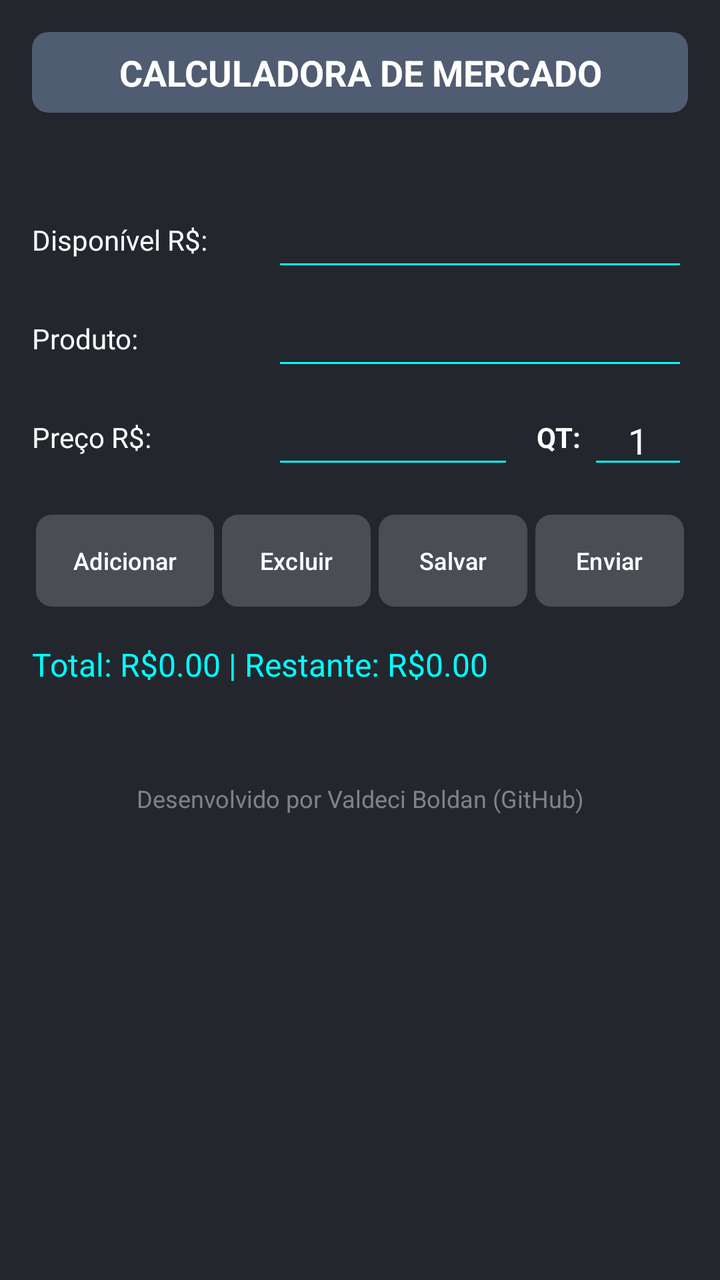
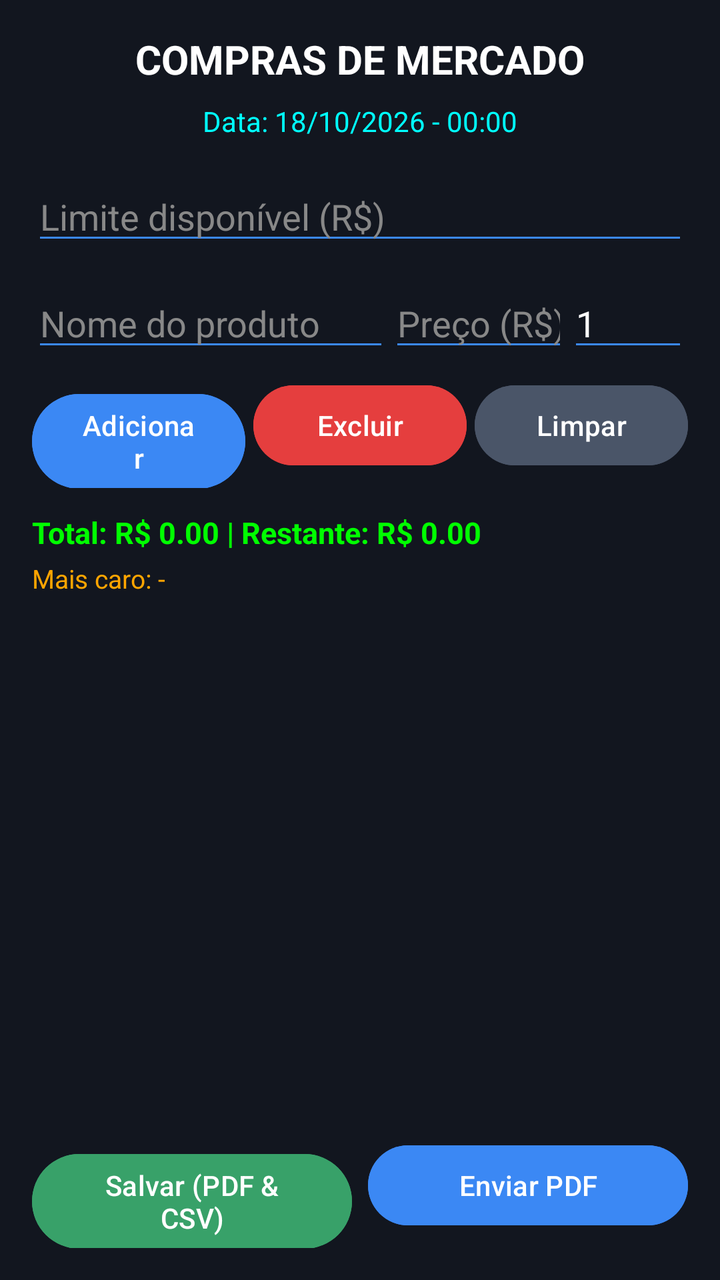

Screens rendered from an Android XML layout before and after an edit, with the pre-edit source and the edit as a unified diff.
<!-- AndroidManifest.xml: application theme Theme.CalculadoradeCompras -->
<!-- res/layout/fragment_mercado.xml -->
<?xml version="1.0" encoding="utf-8"?>
<ScrollView xmlns:android="http://schemas.android.com/apk/res/android"
    xmlns:app="http://schemas.android.com/apk/res-auto"
    android:layout_width="match_parent"
    android:layout_height="match_parent"
    android:background="#23272d"
    android:fillViewport="true">

    <LinearLayout
        android:layout_width="match_parent"
        android:layout_height="wrap_content"
        android:clipChildren="false"
        android:clipToPadding="false"
        android:orientation="vertical"
        android:padding="16dp">

        
        <com.google.android.material.card.MaterialCardView
            android:layout_width="match_parent"
            android:layout_height="wrap_content"
            android:layout_marginBottom="12dp"
            app:cardBackgroundColor="#505c71"
            app:cardCornerRadius="8dp"
            app:cardElevation="0dp"
            app:strokeWidth="0dp">

            <TextView
                android:layout_width="match_parent"
                android:layout_height="wrap_content"
                android:padding="8dp"
                android:text="CALCULADORA DE MERCADO"
                android:textAlignment="center"
                android:textColor="#FFFFFF"
                android:textSize="18sp"
                android:textStyle="bold" />

        </com.google.android.material.card.MaterialCardView>

        
        <TextView
            android:id="@+id/lblData"
            android:layout_width="match_parent"
            android:layout_height="wrap_content"
            android:layout_marginBottom="12dp"
            android:textColor="#FFFFFF"
            android:textSize="14sp" />

        
        <LinearLayout
            android:layout_width="match_parent"
            android:layout_height="wrap_content"
            android:layout_marginBottom="8dp"
            android:gravity="center_vertical"
            android:orientation="horizontal">

            <TextView
                android:layout_width="120dp"
                android:layout_height="wrap_content"
                android:text="Disponível R$:"
                android:textColor="#FFFFFF" />

            <EditText
                android:id="@+id/entLimite"
                android:layout_width="match_parent"
                android:layout_height="wrap_content"
                android:backgroundTint="#00FFFF"
                android:imeOptions="actionNext"
                android:inputType="numberDecimal"
                android:textColor="#FFFFFF" />
        </LinearLayout>

        
        <LinearLayout
            android:layout_width="match_parent"
            android:layout_height="wrap_content"
            android:layout_marginBottom="8dp"
            android:gravity="center_vertical"
            android:orientation="horizontal">

            <TextView
                android:layout_width="120dp"
                android:layout_height="wrap_content"
                android:text="Produto:"
                android:textColor="#FFFFFF" />

            <EditText
                android:id="@+id/entProduto"
                android:layout_width="match_parent"
                android:layout_height="wrap_content"
                android:backgroundTint="#00FFFF"
                android:imeOptions="actionNext"
                android:inputType="textCapSentences"
                android:textColor="#FFFFFF" />
        </LinearLayout>

        
        <LinearLayout
            android:layout_width="match_parent"
            android:layout_height="wrap_content"
            android:layout_marginBottom="16dp"
            android:gravity="center_vertical"
            android:orientation="horizontal">

            <TextView
                android:layout_width="120dp"
                android:layout_height="wrap_content"
                android:text="Preço R$:"
                android:textColor="#FFFFFF" />

            <EditText
                android:id="@+id/entPreco"
                android:layout_width="0dp"
                android:layout_height="wrap_content"
                android:layout_weight="1"
                android:backgroundTint="#00FFFF"
                android:imeOptions="actionNext"
                android:inputType="numberDecimal"
                android:textColor="#FFFFFF" />

            <TextView
                android:layout_width="wrap_content"
                android:layout_height="wrap_content"
                android:layout_marginStart="8dp"
                android:text=" QT: "
                android:textColor="#FFFFFF"
                android:textStyle="bold" />

            <EditText
                android:id="@+id/entQtd"
                android:layout_width="50dp"
                android:layout_height="wrap_content"
                android:backgroundTint="#00FFFF"
                android:imeOptions="actionDone"
                android:inputType="number"
                android:selectAllOnFocus="true"
                android:text="1"
                android:textAlignment="center"
                android:textColor="#FFFFFF" />
        </LinearLayout>

        
        <LinearLayout
            android:layout_width="match_parent"
            android:layout_height="wrap_content"
            android:layout_marginBottom="16dp"
            android:orientation="horizontal"
            android:padding="2dp">

            <com.google.android.material.button.MaterialButton
                android:id="@+id/btnAdd"
                android:layout_width="0dp"
                android:layout_height="46dp"
                android:layout_marginEnd="4dp"
                android:layout_weight="1.2"
                android:insetLeft="0dp"
                android:insetRight="0dp"
                android:insetTop="0dp"
                android:insetBottom="0dp"
                android:padding="2dp"
                android:text="Adicionar"
                android:textAllCaps="false"
                android:textColor="#FFFFFF"
                android:textSize="12sp"
                app:backgroundTint="#4A4E54"
                app:cornerRadius="8dp" />

            <com.google.android.material.button.MaterialButton
                android:id="@+id/btnExc"
                android:layout_width="0dp"
                android:layout_height="46dp"
                android:layout_marginEnd="4dp"
                android:layout_weight="1"
                android:insetLeft="0dp"
                android:insetRight="0dp"
                android:insetTop="0dp"
                android:insetBottom="0dp"
                android:padding="2dp"
                android:text="Excluir"
                android:textAllCaps="false"
                android:textColor="#FFFFFF"
                android:textSize="12sp"
                app:backgroundTint="#4A4E54"
                app:cornerRadius="8dp" />

            <com.google.android.material.button.MaterialButton
                android:id="@+id/btnSalvar"
                android:layout_width="0dp"
                android:layout_height="46dp"
                android:layout_marginEnd="4dp"
                android:layout_weight="1"
                android:insetLeft="0dp"
                android:insetRight="0dp"
                android:insetTop="0dp"
                android:insetBottom="0dp"
                android:padding="2dp"
                android:text="Salvar"
                android:textAllCaps="false"
                android:textColor="#FFFFFF"
                android:textSize="12sp"
                app:backgroundTint="#4A4E54"
                app:cornerRadius="8dp" />

            <com.google.android.material.button.MaterialButton
                android:id="@+id/btnEnviar"
                android:layout_width="0dp"
                android:layout_height="46dp"
                android:layout_weight="1"
                android:enabled="false"
                android:insetLeft="0dp"
                android:insetRight="0dp"
                android:insetTop="0dp"
                android:insetBottom="0dp"
                android:padding="2dp"
                android:text="Enviar"
                android:textAllCaps="false"
                android:textColor="#FFFFFF"
                android:textSize="12sp"
                app:backgroundTint="#4A4E54"
                app:cornerRadius="8dp" />
        </LinearLayout>

        
        <TextView
            android:id="@+id/lblStatus"
            android:layout_width="match_parent"
            android:layout_height="wrap_content"
            android:layout_marginBottom="8dp"
            android:text="Total: R$0.00 | Restante: R$0.00"
            android:textColor="#00ffff"
            android:textSize="16sp" />

        
        <LinearLayout
            android:id="@+id/boxLista"
            android:layout_width="match_parent"
            android:layout_height="wrap_content"
            android:orientation="vertical"
            android:padding="4dp" />

        
        <TextView
            android:id="@+id/tvFooter"
            android:layout_width="match_parent"
            android:layout_height="wrap_content"
            android:layout_marginTop="20dp"
            android:alpha="0.7"
            android:clickable="true"
            android:focusable="true"
            android:gravity="center"
            android:padding="12dp"
            android:text="Desenvolvido por Valdeci Boldan (GitHub)"
            android:textColor="#AAAAAA"
            android:textSize="12sp" />

    </LinearLayout>
</ScrollView>
<!-- resources referenced by this layout -->
<resources>
  <style name="Theme.CalculadoradeCompras" parent="Base.Theme.CalculadoradeCompras" />
  <style name="Base.Theme.CalculadoradeCompras" parent="Theme.Material3.DayNight.NoActionBar">
          
          
          
      </style>
</resources>

<!-- the commit's change to res/layout/fragment_mercado.xml (unified diff, before → after) -->
@@ -1,256 +1,185 @@
 <?xml version="1.0" encoding="utf-8"?>
-<ScrollView xmlns:android="http://schemas.android.com/apk/res/android"
-    xmlns:app="http://schemas.android.com/apk/res-auto"
+<LinearLayout xmlns:android="http://schemas.android.com/apk/res/android"
     android:layout_width="match_parent"
     android:layout_height="match_parent"
-    android:background="#23272d"
-    android:fillViewport="true">
+    android:orientation="vertical"
+    android:background="#12161F"
+    android:padding="16dp">
 
+    
+    <TextView
+        android:layout_width="wrap_content"
+        android:layout_height="wrap_content"
+        android:text="COMPRAS DE MERCADO"
+        android:textColor="#FFFFFF"
+        android:textSize="20sp"
+        android:textStyle="bold"
+        android:layout_gravity="center_horizontal"
+        android:layout_marginBottom="8dp" />
+
+    <TextView
+        android:id="@+id/lblData"
+        android:layout_width="wrap_content"
+        android:layout_height="wrap_content"
+        android:text="Data: 18/10/2026 - 00:00"
+        android:textColor="#00FFFF"
+        android:textSize="14sp"
+        android:layout_gravity="center_horizontal"
+        android:layout_marginBottom="16dp" />
+
+    
+    <EditText
+        android:id="@+id/entLimite"
+        android:layout_width="match_parent"
+        android:layout_height="wrap_content"
+        android:hint="Limite disponível (R$)"
+        android:inputType="numberDecimal"
+        android:textColor="#FFFFFF"
+        android:textColorHint="#888888"
+        android:backgroundTint="#3B88F4"
+        android:layout_marginBottom="12dp"
+        android:imeOptions="actionNext" />
+
+    
     <LinearLayout
         android:layout_width="match_parent"
         android:layout_height="wrap_content"
-        android:clipChildren="false"
-        android:clipToPadding="false"
-        android:orientation="vertical"
-        android:padding="16dp">
+        android:orientation="horizontal"
+        android:layout_marginBottom="8dp">
 
-        
-        <com.google.android.material.card.MaterialCardView
-            android:layout_width="match_parent"
+        <EditText
+            android:id="@+id/entProduto"
+            android:layout_width="0dp"
             android:layout_height="wrap_content"
-            android:layout_marginBottom="12dp"
-            app:cardBackgroundColor="#505c71"
-            app:cardCornerRadius="8dp"
-            app:cardElevation="0dp"
-            app:strokeWidth="0dp">
+            android:layout_weight="2"
+            android:hint="Nome do produto"
+            android:inputType="text"
+            android:textColor="#FFFFFF"
+            android:textColorHint="#888888"
+            android:backgroundTint="#3B88F4"
+            android:imeOptions="actionNext" />
 
-            <TextView
-                android:layout_width="match_parent"
-                android:layout_height="wrap_content"
-                android:padding="8dp"
-                android:text="CALCULADORA DE MERCADO"
-                android:textAlignment="center"
-                android:textColor="#FFFFFF"
-                android:textSize="18sp"
-                android:textStyle="bold" />
+        <EditText
+            android:id="@+id/entPreco"
+            android:layout_width="0dp"
+            android:layout_height="wrap_content"
+            android:layout_weight="1"
+            android:hint="Preço (R$)"
+            android:inputType="numberDecimal"
+            android:textColor="#FFFFFF"
+            android:textColorHint="#888888"
+            android:backgroundTint="#3B88F4"
+            android:imeOptions="actionNext" />
 
-        </com.google.android.material.card.MaterialCardView>
+        <EditText
+            android:id="@+id/entQtd"
+            android:layout_width="60dp"
+            android:layout_height="wrap_content"
+            android:hint="Qtd"
+            android:text="1"
+            android:inputType="number"
+            android:textColor="#FFFFFF"
+            android:textColorHint="#888888"
+            android:backgroundTint="#3B88F4"
+            android:imeOptions="actionDone" />
+    </LinearLayout>
 
-        
-        <TextView
-            android:id="@+id/lblData"
-            android:layout_width="match_parent"
+    
+    <LinearLayout
+        android:layout_width="match_parent"
+        android:layout_height="wrap_content"
+        android:orientation="horizontal"
+        android:layout_marginBottom="12dp">
+
+        <Button
+            android:id="@+id/btnAdicionar"
+            android:layout_width="0dp"
             android:layout_height="wrap_content"
-            android:layout_marginBottom="12dp"
+            android:layout_weight="1"
+            android:text="Adicionar"
+            android:backgroundTint="#3B88F4"
             android:textColor="#FFFFFF"
-            android:textSize="14sp" />
+            android:layout_marginEnd="4dp" />
 
-        
-        <LinearLayout
-            android:layout_width="match_parent"
+        <Button
+            android:id="@+id/btnRemover"
+            android:layout_width="0dp"
             android:layout_height="wrap_content"
-            android:layout_marginBottom="8dp"
-            android:gravity="center_vertical"
-            android:orientation="horizontal">
+            android:layout_weight="1"
+            android:text="Excluir"
+            android:backgroundTint="#E53E3E"
+            android:textColor="#FFFFFF"
+            android:layout_marginEnd="4dp" />
 
-            <TextView
-                android:layout_width="120dp"
-                android:layout_height="wrap_content"
-                android:text="Disponível R$:"
-                android:textColor="#FFFFFF" />
+        <Button
+            android:id="@+id/btnLimpar"
+            android:layout_width="0dp"
+            android:layout_height="wrap_content"
+            android:layout_weight="1"
+            android:text="Limpar"
+            android:backgroundTint="#4A5568"
+            android:textColor="#FFFFFF" />
+    </LinearLayout>
 
-            <EditText
-                android:id="@+id/entLimite"
-                android:layout_width="match_parent"
-                android:layout_height="wrap_content"
-                android:backgroundTint="#00FFFF"
-                android:imeOptions="actionNext"
-                android:inputType="numberDecimal"
-                android:textColor="#FFFFFF" />
-        </LinearLayout>
+    
+    <TextView
+        android:id="@+id/lblStatus"
+        android:layout_width="match_parent"
+        android:layout_height="wrap_content"
+        android:text="Total: R$ 0.00 | Restante: R$ 0.00"
+        android:textColor="#00FF00"
+        android:textSize="15sp"
+        android:textStyle="bold"
+        android:layout_marginBottom="4dp" />
 
-        
-        <LinearLayout
-            android:layout_width="match_parent"
-            android:layout_height="wrap_content"
-            android:layout_marginBottom="8dp"
-            android:gravity="center_vertical"
-            android:orientation="horizontal">
+    <TextView
+        android:id="@+id/lblItemMaisCaro"
+        android:layout_width="match_parent"
+        android:layout_height="wrap_content"
+        android:text="Mais caro: -"
+        android:textColor="#FFA500"
+        android:textSize="13sp"
+        android:layout_marginBottom="8dp" />
 
-            <TextView
-                android:layout_width="120dp"
-                android:layout_height="wrap_content"
-                android:text="Produto:"
-                android:textColor="#FFFFFF" />
+    
+    <ScrollView
+        android:layout_width="match_parent"
+        android:layout_height="0dp"
+        android:layout_weight="1"
+        android:layout_marginBottom="12dp">
 
-            <EditText
-                android:id="@+id/entProduto"
-                android:layout_width="match_parent"
-                android:layout_height="wrap_content"
-                android:backgroundTint="#00FFFF"
-                android:imeOptions="actionNext"
-                android:inputType="textCapSentences"
-                android:textColor="#FFFFFF" />
-        </LinearLayout>
-
-        
-        <LinearLayout
-            android:layout_width="match_parent"
-            android:layout_height="wrap_content"
-            android:layout_marginBottom="16dp"
-            android:gravity="center_vertical"
-            android:orientation="horizontal">
-
-            <TextView
-                android:layout_width="120dp"
-                android:layout_height="wrap_content"
-                android:text="Preço R$:"
-                android:textColor="#FFFFFF" />
-
-            <EditText
-                android:id="@+id/entPreco"
-                android:layout_width="0dp"
-                android:layout_height="wrap_content"
-                android:layout_weight="1"
-                android:backgroundTint="#00FFFF"
-                android:imeOptions="actionNext"
-                android:inputType="numberDecimal"
-                android:textColor="#FFFFFF" />
-
-            <TextView
-                android:layout_width="wrap_content"
-                android:layout_height="wrap_content"
-                android:layout_marginStart="8dp"
-                android:text=" QT: "
-                android:textColor="#FFFFFF"
-                android:textStyle="bold" />
-
-            <EditText
-                android:id="@+id/entQtd"
-                android:layout_width="50dp"
-                android:layout_height="wrap_content"
-                android:backgroundTint="#00FFFF"
-                android:imeOptions="actionDone"
-                android:inputType="number"
-                android:selectAllOnFocus="true"
-                android:text="1"
-                android:textAlignment="center"
-                android:textColor="#FFFFFF" />
-        </LinearLayout>
-
-        
-        <LinearLayout
-            android:layout_width="match_parent"
-            android:layout_height="wrap_content"
-            android:layout_marginBottom="16dp"
-            android:orientation="horizontal"
-            android:padding="2dp">
-
-            <com.google.android.material.button.MaterialButton
-                android:id="@+id/btnAdd"
-                android:layout_width="0dp"
-                android:layout_height="46dp"
-                android:layout_marginEnd="4dp"
-                android:layout_weight="1.2"
-                android:insetLeft="0dp"
-                android:insetRight="0dp"
-                android:insetTop="0dp"
-                android:insetBottom="0dp"
-                android:padding="2dp"
-                android:text="Adicionar"
-                android:textAllCaps="false"
-                android:textColor="#FFFFFF"
-                android:textSize="12sp"
-                app:backgroundTint="#4A4E54"
-                app:cornerRadius="8dp" />
-
-            <com.google.android.material.button.MaterialButton
-                android:id="@+id/btnExc"
-                android:layout_width="0dp"
-                android:layout_height="46dp"
-                android:layout_marginEnd="4dp"
-                android:layout_weight="1"
-                android:insetLeft="0dp"
-                android:insetRight="0dp"
-                android:insetTop="0dp"
-                android:insetBottom="0dp"
-                android:padding="2dp"
-                android:text="Excluir"
-                android:textAllCaps="false"
-                android:textColor="#FFFFFF"
-                android:textSize="12sp"
-                app:backgroundTint="#4A4E54"
-                app:cornerRadius="8dp" />
-
-            <com.google.android.material.button.MaterialButton
-                android:id="@+id/btnSalvar"
-                android:layout_width="0dp"
-                android:layout_height="46dp"
-                android:layout_marginEnd="4dp"
-                android:layout_weight="1"
-                android:insetLeft="0dp"
-                android:insetRight="0dp"
-                android:insetTop="0dp"
-                android:insetBottom="0dp"
-                android:padding="2dp"
-                android:text="Salvar"
-                android:textAllCaps="false"
-                android:textColor="#FFFFFF"
-                android:textSize="12sp"
-                app:backgroundTint="#4A4E54"
-                app:cornerRadius="8dp" />
-
-            <com.google.android.material.button.MaterialButton
-                android:id="@+id/btnEnviar"
-                android:layout_width="0dp"
-                android:layout_height="46dp"
-                android:layout_weight="1"
-                android:enabled="false"
-                android:insetLeft="0dp"
-                android:insetRight="0dp"
-                android:insetTop="0dp"
-                android:insetBottom="0dp"
-                android:padding="2dp"
-                android:text="Enviar"
-                android:textAllCaps="false"
-                android:textColor="#FFFFFF"
-                android:textSize="12sp"
-                app:backgroundTint="#4A4E54"
-                app:cornerRadius="8dp" />
-        </LinearLayout>
-
-        
-        <TextView
-            android:id="@+id/lblStatus"
-            android:layout_width="match_parent"
-            android:layout_height="wrap_content"
-            android:layout_marginBottom="8dp"
-            android:text="Total: R$0.00 | Restante: R$0.00"
-            android:textColor="#00ffff"
-            android:textSize="16sp" />
-
-        
         <LinearLayout
             android:id="@+id/boxLista"
             android:layout_width="match_parent"
             android:layout_height="wrap_content"
-            android:orientation="vertical"
-            android:padding="4dp" />
+            android:orientation="vertical" />
+    </ScrollView>
 
-        
-        <TextView
-            android:id="@+id/tvFooter"
-            android:layout_width="match_parent"
+    
+    <LinearLayout
+        android:layout_width="match_parent"
+        android:layout_height="wrap_content"
+        android:orientation="horizontal">
+
+        <Button
+            android:id="@+id/btnSalvar"
+            android:layout_width="0dp"
             android:layout_height="wrap_content"
-            android:layout_marginTop="20dp"
-            android:alpha="0.7"
-            android:clickable="true"
-            android:focusable="true"
-            android:gravity="center"
-            android:padding="12dp"
-            android:text="Desenvolvido por Valdeci Boldan (GitHub)"
-            android:textColor="#AAAAAA"
-            android:textSize="12sp" />
+            android:layout_weight="1"
+            android:text="Salvar (PDF &amp; CSV)"
+            android:backgroundTint="#38A169"
+            android:textColor="#FFFFFF"
+            android:layout_marginEnd="8dp" />
 
+        <Button
+            android:id="@+id/btnEnviar"
+            android:layout_width="0dp"
+            android:layout_height="wrap_content"
+            android:layout_weight="1"
+            android:enabled="false"
+            android:text="Enviar PDF"
+            android:backgroundTint="#3B88F4"
+            android:textColor="#FFFFFF" />
     </LinearLayout>
-</ScrollView>
+
+</LinearLayout>
